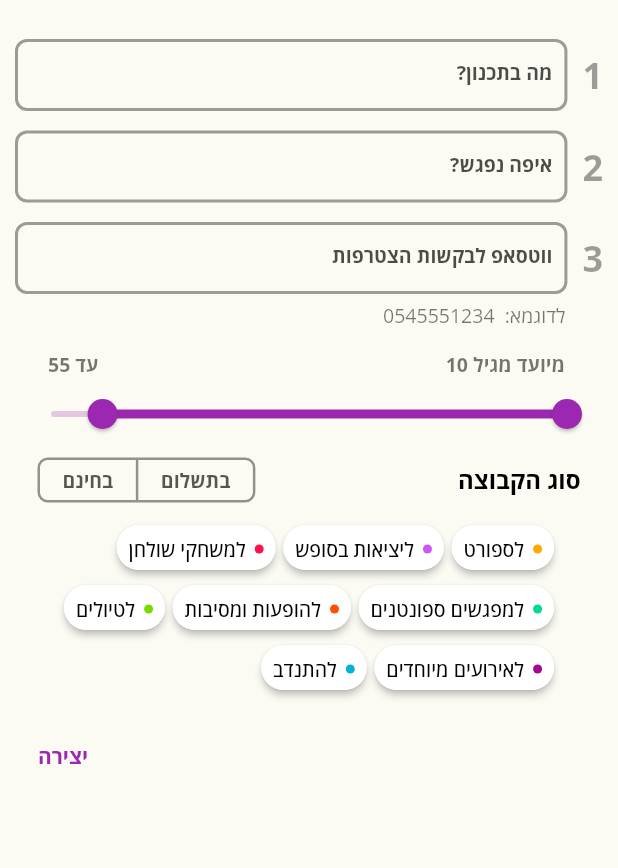
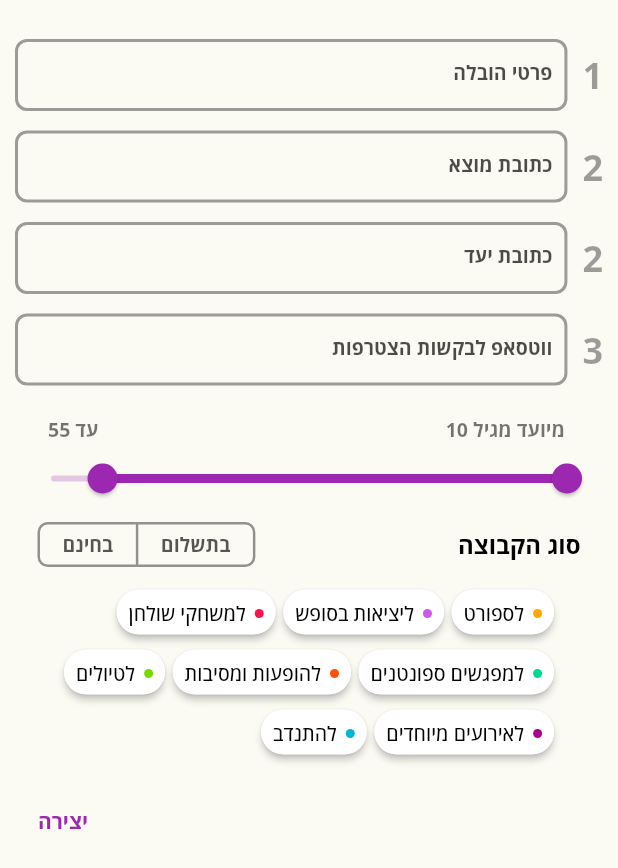
Before and after one commit to idan054/routee2, a Flutter app: the CreatePage screen opened directly, on a phone screen of 412 x 824 dp. Shown: the top 868 px of the screen. Run offline on Flutter 3.47's test engine with Material 2 defaults, Android fonts, the phone set to English and light mode, and no system bars; our stand-ins replace cloud_firestore, firebase_core, flutter_svg, freezed_annotation, google_fonts, hive and 1 more; missing offline and left inert: haversine_distance, mixpanel_flutter, rich_console, widgets_to_image; accounts and stored records are empty; generated files the repository leaves out were written again.

```diff
--- a/lib/pages/create_page.dart
+++ b/lib/pages/create_page.dart
@@ -84,13 +84,15 @@ class _CreatePageState extends State<CreatePage> {
   var titleController = TextEditingController();
   var dateTimeController = TextEditingController();
   var phoneController = TextEditingController();
-  var locationController = TextEditingController();
+  var originController = TextEditingController();
+  var destController = TextEditingController();
   String? errText;
   int? sValue;
   int? catIndex;
   EventCategory? selectedCategory;
   AddressResult? selectedAddress;
-  List<AddressResult> suggestions = [];
+  List<AddressResult> originSuggestions = [];
+  List<AddressResult> destSuggestions = [];
 
   final List<bool> isFeeEvent = <bool>[false, false];
 
@@ -127,7 +129,7 @@ class _CreatePageState extends State<CreatePage> {
                   '1'
                       .toText(color: Colors.black38, fontSize: 24, bold: true)
                       .pOnly(left: 10),
-                  buildTextFormField('מה בתכנון?', titleController, pinLabel: false)
+                  buildTextFormField('פרטי הובלה', titleController, pinLabel: false)
                       .expanded(),
                 ],
               ),
@@ -138,11 +140,11 @@ class _CreatePageState extends State<CreatePage> {
                       .toText(color: Colors.black38, fontSize: 24, bold: true)
                       .pOnly(left: 10),
                   buildTextFormField(
-                    'איפה נפגש?',
-                    locationController,
+                    'כתובת מוצא',
+                    originController,
                     pinLabel: false,
                     onChanged: (value) async {
-                      suggestions = await searchAddress(value) ?? [];
+                      originSuggestions = await searchAddress(value) ?? [];
                       setState(() {});
                     },
                   ).expanded(),
@@ -150,8 +152,8 @@ class _CreatePageState extends State<CreatePage> {
               ),
               Column(
                 children: [
-                  if (suggestions.isNotEmpty) const SizedBox(height: 10),
-                  for (var sug in suggestions)
+                  if (originSuggestions.isNotEmpty) const SizedBox(height: 10),
+                  for (var sug in originSuggestions)
                     Card(
                       color: bgColorDark,
                       child: ListTile(
@@ -159,8 +161,46 @@ class _CreatePageState extends State<CreatePage> {
                         bold: true,
                       )),
                     ).onTap(() async {
-                      suggestions = [];
-                      locationController.text = sug.name.toString();
+                      originSuggestions = [];
+                      originController.text = sug.name.toString();
+                      FocusScope.of(context).unfocus();
+                      selectedAddress = await getDetailsFromPlaceId(sug);
+                      print('selectedAddress ${selectedAddress?.lng}');
+                      print('selectedAddress ${selectedAddress?.lat}');
+                      setState(() {});
+                    }),
+                ],
+              ),
+              const SizedBox(height: 13),
+              Row(
+                children: [
+                  '2'
+                      .toText(color: Colors.black38, fontSize: 24, bold: true)
+                      .pOnly(left: 10),
+                  buildTextFormField(
+                    'כתובת יעד',
+                    destController,
+                    pinLabel: false,
+                    onChanged: (value) async {
+                      destSuggestions = await searchAddress(value) ?? [];
+                      setState(() {});
+                    },
+                  ).expanded(),
+                ],
+              ),
+              Column(
+                children: [
+                  if (destSuggestions.isNotEmpty) const SizedBox(height: 10),
+                  for (var sug in destSuggestions)
+                    Card(
+                      color: bgColorDark,
+                      child: ListTile(
+                          title: '${sug.name}'.toText(
+                        bold: true,
+                      )),
+                    ).onTap(() async {
+                      destSuggestions = [];
+                      destController.text = sug.name.toString();
                       FocusScope.of(context).unfocus();
                       selectedAddress = await getDetailsFromPlaceId(sug);
                       print('selectedAddress ${selectedAddress?.lng}');
@@ -188,76 +228,13 @@ class _CreatePageState extends State<CreatePage> {
                 ],
               ),
               const SizedBox(height: 5),
-              "לדוגמא:  "
-                      "0545551234"
-                  .toText(color: Colors.black54, fontSize: 13, maxLines: 10)
-                  .pOnly(right: 25)
-                  .centerRight,
+              // "לדוגמא:  " "0545551234".toText(color: Colors.black54, fontSize: 13, maxLines: 10).pOnly(right: 25).centerRight,
               const SizedBox(height: 15),
-              Row(children: [
-                (" מיועד מגיל ${_currentRangeValues.start.round()}")
-                    .toText(color: Colors.black54, fontSize: 13, bold: true),
-                const Spacer(),
-                (_currentRangeValues.end.round() == 60
-                        ? "60+"
-                        : (" עד ${_currentRangeValues.end.round()}"))
-                    .toText(color: Colors.black54, fontSize: 13, bold: true),
-              ]).px(22),
-              RangeSlider(
-                values: _currentRangeValues,
-                min: 10,
-                max: 60,
-                onChanged: (RangeValues values) {
-                  print('START: onChanged()');
-                  ageRange = [];
-                  for (int i = values.start.round(); i <= values.end; i++) {
-                    ageRange.add(i);
-                    // print(i);
-                  }
-                  _currentRangeValues = values;
-                  setState(() {});
-                },
-              ),
+              _buildRangeSlider(),
               const SizedBox(height: 5),
-              Row(
-                children: [
-                  'סוג הקבוצה'.toText(bold: true, fontSize: 16),
-                  const Spacer(),
-                  // const SizedBox(width: 10),
-                  ToggleButtons(
-                    direction: Axis.horizontal,
-                    borderWidth: 1.65,
-                    // 1.75
-                    borderColor: Colors.black.withOpacity(0.42),
-                    selectedBorderColor: Colors.black.withOpacity(0.70),
-                    fillColor: bgColorDark,
-                    onPressed: (int index) {
-                      for (int i = 0; i < isFeeEvent.length; i++) {
-                        isFeeEvent[i] = i == index;
-                      }
-                      setState(() {});
-                    },
-                    borderRadius: const BorderRadius.all(Radius.circular(6)),
-                    isSelected: isFeeEvent,
-                    children: [
-                      'בתשלום'
-                          .toText(
-                              fontSize: 13,
-                              bold: true,
-                              color: Colors.black.withOpacity(0.66))
-                          .px(15),
-                      'בחינם'
-                          .toText(
-                              fontSize: 13,
-                              bold: true,
-                              color: Colors.black.withOpacity(0.66))
-                          .px(15),
-                    ],
-                  ).sizedBox(null, 30),
-                ],
-              ).pOnly(right: 15, left: 15),
+              _buildGroupType(),
               const SizedBox(height: 15),
-              buildTags(),
+              _buildTags(),
               const SizedBox(height: 20),
               TextButton(
                 child: 'יצירה'.toText(bold: true, color: Colors.purple[500]!),
@@ -280,7 +257,7 @@ class _CreatePageState extends State<CreatePage> {
       return;
     }
 
-    if (locationController.text.isEmpty || selectedAddress == null) {
+    if (originController.text.isEmpty || selectedAddress == null) {
       errText = '2. בחר איפה נפגש?';
       setState(() {});
       return;
@@ -327,7 +304,7 @@ class _CreatePageState extends State<CreatePage> {
     Navigator.pop(context);
   }
 
-  AppBar buildAppBar() {
+  AppBar _buildAppBar() {
     return AppBar(
       backgroundColor: bgColorDark,
       // centerTitle: true,
@@ -356,7 +333,72 @@ class _CreatePageState extends State<CreatePage> {
     );
   }
 
-  Wrap buildTags() {
+  Widget _buildRangeSlider() {
+    return Column(
+      children: [
+        Row(children: [
+          (" מיועד מגיל ${_currentRangeValues.start.round()}")
+              .toText(color: Colors.black54, fontSize: 13, bold: true),
+          const Spacer(),
+          (_currentRangeValues.end.round() == 60
+                  ? "60+"
+                  : (" עד ${_currentRangeValues.end.round()}"))
+              .toText(color: Colors.black54, fontSize: 13, bold: true),
+        ]).px(22),
+        RangeSlider(
+          values: _currentRangeValues,
+          min: 10,
+          max: 60,
+          onChanged: (RangeValues values) {
+            print('START: onChanged()');
+            ageRange = [];
+            for (int i = values.start.round(); i <= values.end; i++) {
+              ageRange.add(i);
+              // print(i);
+            }
+            _currentRangeValues = values;
+            setState(() {});
+          },
+        ),
+      ],
+    );
+  }
+
+  Widget _buildGroupType() {
+    return Row(
+      children: [
+        'סוג הקבוצה'.toText(bold: true, fontSize: 16),
+        const Spacer(),
+        // const SizedBox(width: 10),
+        ToggleButtons(
+          direction: Axis.horizontal,
+          borderWidth: 1.65,
+          // 1.75
+          borderColor: Colors.black.withOpacity(0.42),
+          selectedBorderColor: Colors.black.withOpacity(0.70),
+          fillColor: bgColorDark,
+          onPressed: (int index) {
+            for (int i = 0; i < isFeeEvent.length; i++) {
+              isFeeEvent[i] = i == index;
+            }
+            setState(() {});
+          },
+          borderRadius: const BorderRadius.all(Radius.circular(6)),
+          isSelected: isFeeEvent,
+          children: [
+            'בתשלום'
+                .toText(fontSize: 13, bold: true, color: Colors.black.withOpacity(0.66))
+                .px(15),
+            'בחינם'
+                .toText(fontSize: 13, bold: true, color: Colors.black.withOpacity(0.66))
+                .px(15),
+          ],
+        ).sizedBox(null, 30),
+      ],
+    ).pOnly(right: 15, left: 15);
+  }
+
+  Wrap _buildTags() {
     return Wrap(
       textDirection: TextDirection.rtl,
       runSpacing: 10, // up / down
```
